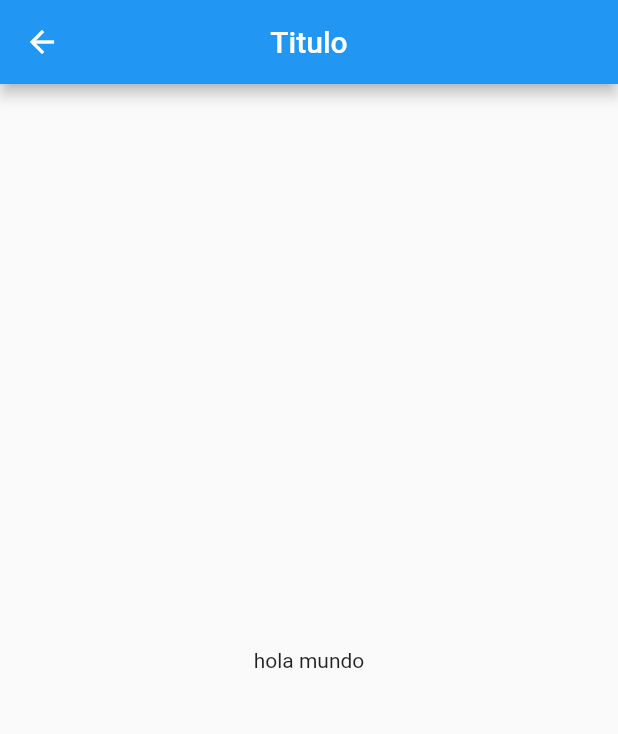
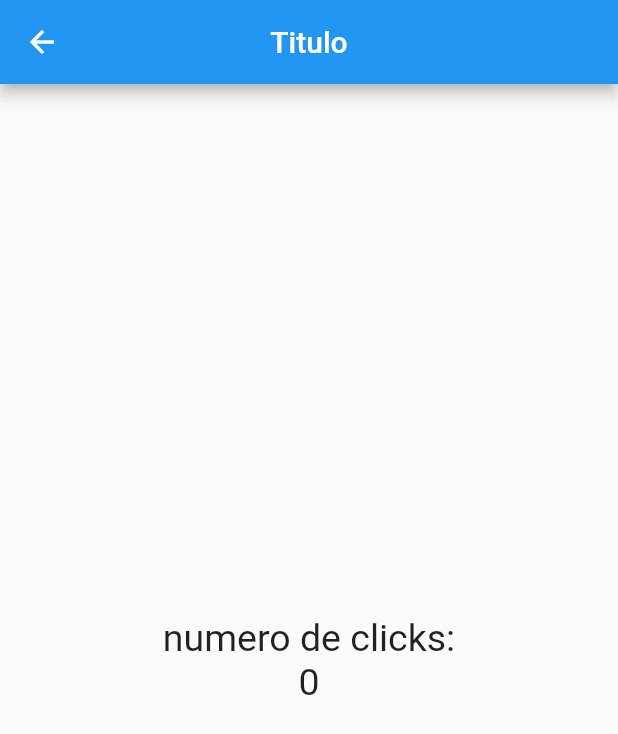
Before and after one commit to Francisca-campos/flutter_vscode, a Flutter app: the HomePage screen opened directly, on a phone screen of 412 x 824 dp. Shown: the top 734 px of the screen. Run offline on Flutter 3.47's test engine with Material 2 defaults, Android fonts, the phone set to English and light mode, and no system bars.

```diff
--- a/lib/src/pages/home_page.dart
+++ b/lib/src/pages/home_page.dart
@@ -1,6 +1,7 @@
 import 'package:flutter/material.dart';
 
 class HomePage extends StatelessWidget {
+  final estiloTexto = new TextStyle(fontSize: 25);
   @override
   Widget build(BuildContext context) {
     return Scaffold(
@@ -9,8 +10,13 @@ class HomePage extends StatelessWidget {
         centerTitle: true,
       ),
       body: Center(
-        child: Text('hola mundo'),
-      ),
+          child: Column(
+        mainAxisAlignment: MainAxisAlignment.center,
+        children: <Widget>[
+          Text('numero de clicks:', style: estiloTexto),
+          Text('0', style: estiloTexto),
+        ],
+      )),
     );
   }
 }
```
